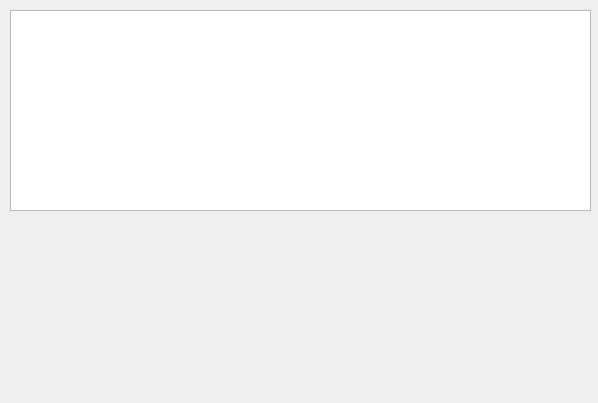
This is ui/Statistics.ui in FroggyKwa/SignalAnalyzer as Qt 5 draws it before an edit. The edited form follows.
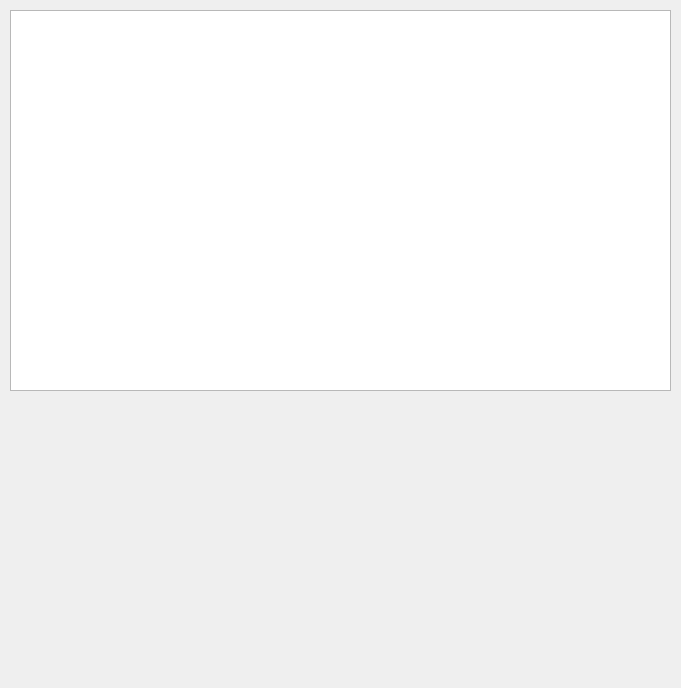
This is the edited form.

Commit message: start fouier

```diff
--- a/ui/Statistics.ui
+++ b/ui/Statistics.ui
@@ -6,8 +6,8 @@
    <rect>
     <x>0</x>
     <y>0</y>
-    <width>598</width>
-    <height>403</height>
+    <width>681</width>
+    <height>688</height>
    </rect>
   </property>
   <property name="windowTitle">
@@ -18,8 +18,8 @@
     <rect>
      <x>10</x>
      <y>10</y>
-     <width>581</width>
-     <height>201</height>
+     <width>661</width>
+     <height>381</height>
     </rect>
    </property>
   </widget>
```
The commit also changes 2 other files.
